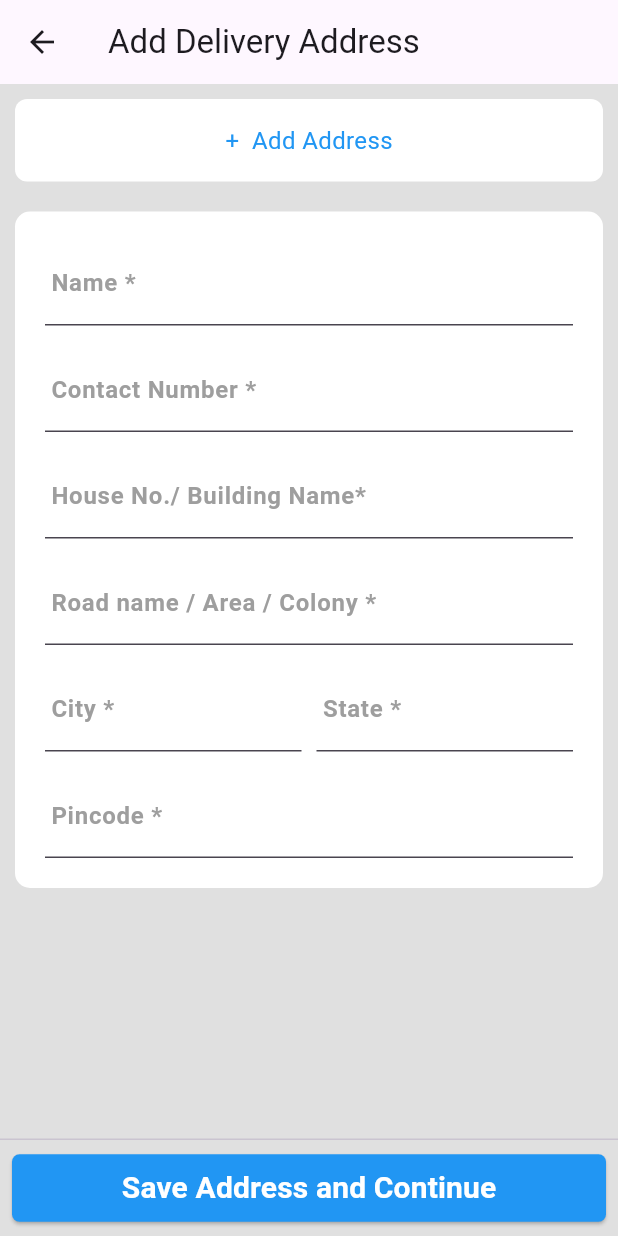
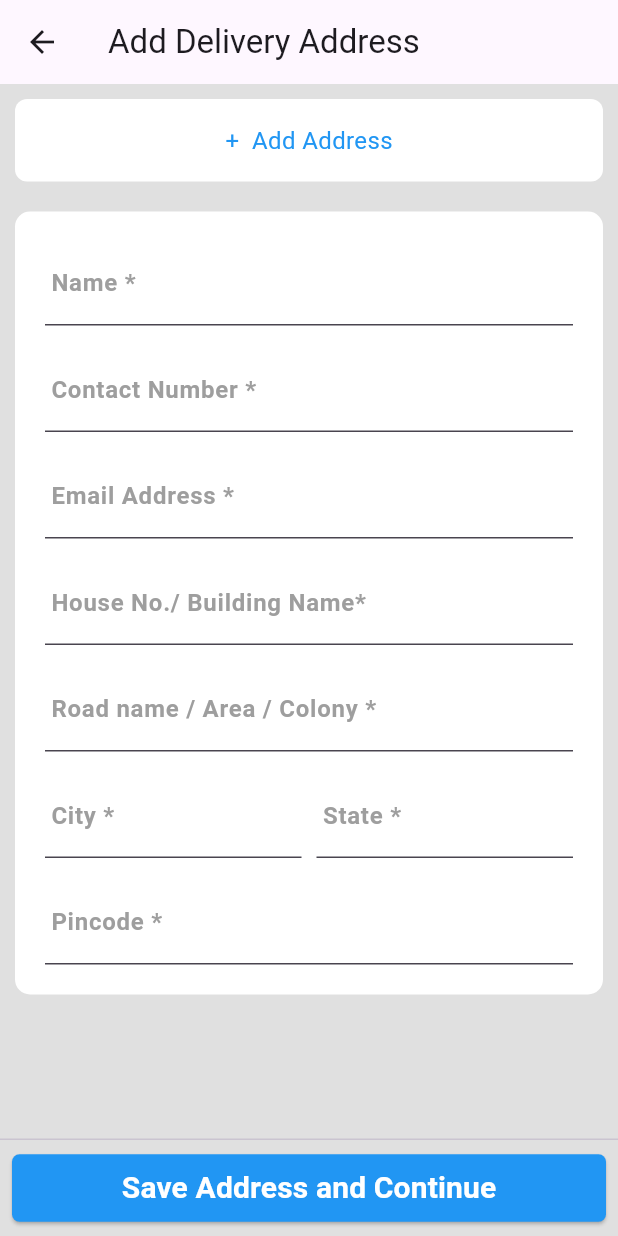
Before and after one commit to AbhinandhanaPU/shoppy, a Flutter app: the AddressScreen screen opened directly, after a tap on an icon or button, on a phone screen of 412 x 824 dp. Run offline on Flutter 3.47's test engine with Material 3 defaults, Android fonts, the phone set to English and light mode, and no system bars; our stand-ins replace cloud_firestore, confetti, firebase_auth, firebase_core, flutter_staggered_animations, fluttertoast and 5 more; missing offline and left inert: razorpay_flutter, scratcher; accounts and stored records are empty; generated files the repository leaves out were written again.

Commit message:
implemented payment integration

```diff
--- a/lib/controller/address_controller.dart
+++ b/lib/controller/address_controller.dart
@@ -6,6 +6,7 @@ import 'package:get/get.dart';
 class AddressController extends GetxController {
   final TextEditingController nameController = TextEditingController();
   final TextEditingController contactNumberController = TextEditingController();
+  final TextEditingController emailController = TextEditingController();
   final TextEditingController houseNoController = TextEditingController();
   final TextEditingController roadNameController = TextEditingController();
   final TextEditingController cityController = TextEditingController();
@@ -35,6 +36,7 @@ class AddressController extends GetxController {
           .add({
         'name': nameController.text,
         'contactNumber': contactNumberController.text,
+        'email': emailController.text,
         'houseNo': houseNoController.text,
         'roadName': roadNameController.text,
         'city': cityController.text,
@@ -135,6 +137,7 @@ class AddressController extends GetxController {
   bool validateFields() {
     if (nameController.text.isEmpty ||
         contactNumberController.text.isEmpty ||
+        emailController.text.isEmpty ||
         houseNoController.text.isEmpty ||
         roadNameController.text.isEmpty ||
         cityController.text.isEmpty ||
@@ -149,7 +152,9 @@ class AddressController extends GetxController {
     fullAddress.value = '''
 ${nameController.text}
 ${houseNoController.text}, ${roadNameController.text}, ${cityController.text}, ${stateController.text}, ${pincodeController.text},
-Contact: ${contactNumberController.text}''';
+Contact: ${contactNumberController.text}
+Email Address: ${emailController.text}
+''';
   }
 
   void saveAddress() async {
--- a/lib/view/screens/payment/address_screen.dart
+++ b/lib/view/screens/payment/address_screen.dart
@@ -1,8 +1,8 @@
 import 'package:flutter/material.dart';
 import 'package:get/get.dart';
 import 'package:shoppy/controller/address_controller.dart';
+import 'package:shoppy/controller/payment_controller.dart';
 import 'package:shoppy/model/cart_model.dart';
-import 'package:shoppy/view/screens/payment/payment_mode.dart';
 import 'package:shoppy/view/widgets/custom_button_widget.dart';
 import 'package:shoppy/view/widgets/textformfield.dart';
 
@@ -16,6 +16,7 @@ class AddressScreen extends StatelessWidget {
   @override
   Widget build(BuildContext context) {
     final AddressController addressController = Get.put(AddressController());
+    final PaymentController paymentController = Get.put(PaymentController());
 
     return Scaffold(
       backgroundColor: Colors.grey.shade300,
@@ -125,6 +126,13 @@ class AddressScreen extends StatelessWidget {
                       ),
                       const SizedBox(height: 15),
                       TextFormFieldWidget(
+                        labelText: 'Email Address *',
+                        textEditingController:
+                            addressController.emailController,
+                        keyboardType: TextInputType.emailAddress,
+                      ),
+                      const SizedBox(height: 15),
+                      TextFormFieldWidget(
                         labelText: 'House No./ Building Name*',
                         textEditingController:
                             addressController.houseNoController,
@@ -181,7 +189,10 @@ class AddressScreen extends StatelessWidget {
                     text: 'Save Address and Continue',
                     onPressed: () {
                       addressController.saveAddress();
-                      Get.to(() => PayementMode(cartItem: cartItem));
+                      paymentController.openPaymentGateway(
+                        contact: addressController.contactNumberController.text,
+                        email: addressController.emailController.text,
+                      ); // Get.to(() => PayementMode(cartItem: cartItem));
                     },
                   ),
                 )
```
Also changed, not shown: lib/controller/payment_controller.dart (+61 -0 lines).
